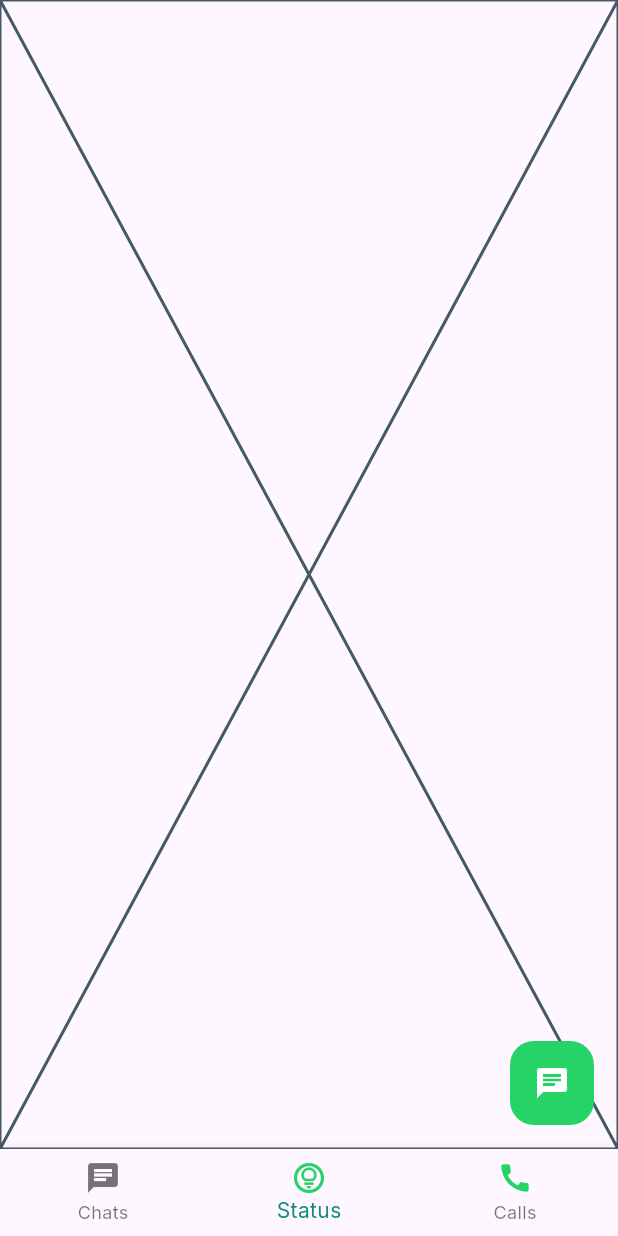
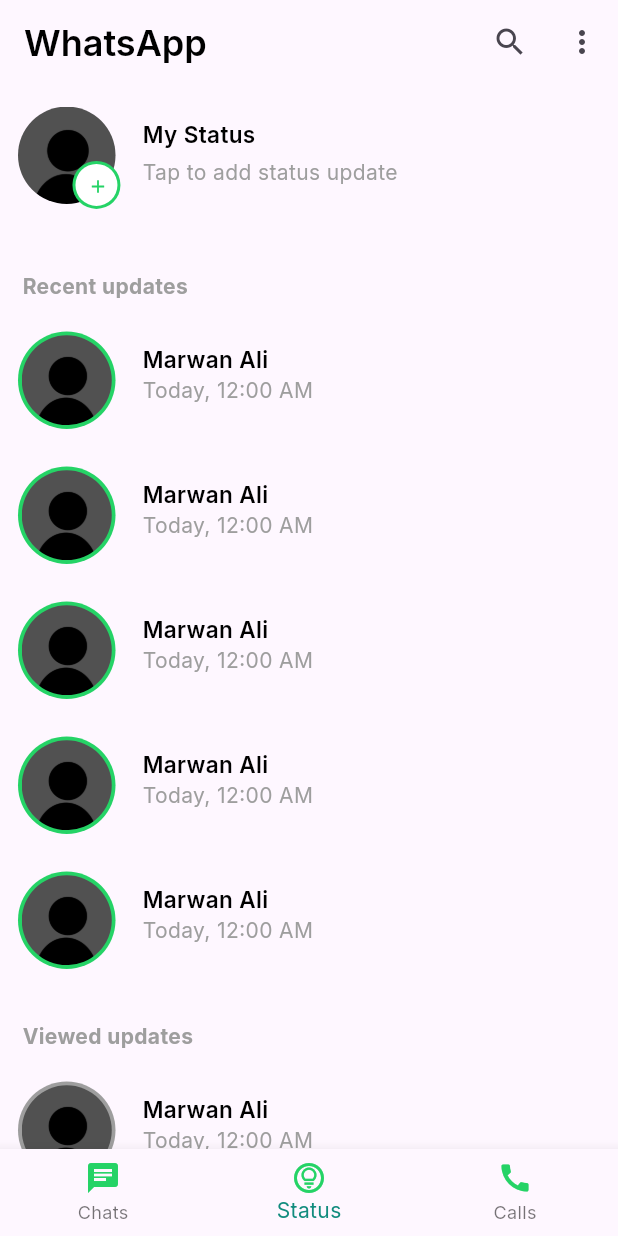
Before and after one commit to AshrafSholok/Chat_app, a Flutter app: the HomeView screen opened by its route, item 2 of the bottom bar chosen, on a phone screen of 412 x 824 dp. Run offline on Flutter 3.47's test engine with Material 3 defaults, Android fonts, the phone set to English and light mode, and no system bars; our stand-ins replace google_fonts.

Commit message:
complete status view

```diff
--- a/lib/core/constants/asset_icons.dart
+++ b/lib/core/constants/asset_icons.dart
@@ -5,7 +5,7 @@ class AssetIcons {
   static const Widget email = Icon(Icons.email);
   static const Widget lock = Icon(Icons.lock);
   static const Widget eye = Icon(Icons.remove_red_eye);
-  static const Widget chats = Icon(Icons.chat);
+  static const Widget chats = Icon(Icons.chat, color: ColorsApp.secondryColor);
   static const Widget status =
       Icon(Icons.lightbulb_circle_outlined, color: ColorsApp.secondryColor);
   static const Widget calls = Icon(Icons.call, color: ColorsApp.secondryColor);
--- a/lib/features/chats/presentation/views/chats_view.dart
+++ b/lib/features/chats/presentation/views/chats_view.dart
@@ -1,5 +1,6 @@
 import 'package:chat_app/core/constants/asset_icons.dart';
 import 'package:chat_app/core/routes/routes.dart';
+import 'package:chat_app/core/themes/colors_app.dart';
 import 'package:chat_app/core/themes/styles.dart';
 import 'package:chat_app/features/chats/presentation/views/widgets/chats_body.dart';
 import 'package:flutter/material.dart';
@@ -51,8 +52,10 @@ class ChatsView extends StatelessWidget {
       ),
       body: const ChatsBody(),
       floatingActionButton: FloatingActionButton(
+        backgroundColor: ColorsApp.secondryColor,
+        elevation: 0,
         onPressed: () {},
-        child: const Icon(Icons.message),
+        child: AssetIcons.newChat,
       ),
     );
   }
--- a/lib/features/home/presentation/views/home_view.dart
+++ b/lib/features/home/presentation/views/home_view.dart
@@ -50,12 +50,6 @@ class HomeViewState extends State<HomeView> {
         selectedItemColor: ColorsApp.primaryColor,
         onTap: _onItemTapped,
       ),
-      floatingActionButton: FloatingActionButton(
-        backgroundColor: ColorsApp.secondryColor,
-        elevation: 0,
-        onPressed: () {},
-        child: AssetIcons.newChat,
-      ),
     );
   }
 }
--- a/lib/features/status/presentation/views/status_view.dart
+++ b/lib/features/status/presentation/views/status_view.dart
@@ -1,3 +1,6 @@
+import 'package:chat_app/core/constants/asset_icons.dart';
+import 'package:chat_app/core/themes/styles.dart';
+import 'package:chat_app/features/status/presentation/views/widgets/status_body.dart';
 import 'package:flutter/material.dart';
 
 class StatusView extends StatelessWidget {
@@ -5,6 +8,28 @@ class StatusView extends StatelessWidget {
 
   @override
   Widget build(BuildContext context) {
-    return const Placeholder();
+    return Scaffold(
+      appBar: AppBar(
+        automaticallyImplyLeading: false,
+        title: Text(
+          'WhatsApp',
+          style: Styles.textStyle24,
+        ),
+        actions: [
+          const SizedBox(
+            width: 12,
+          ),
+          IconButton(
+            icon: AssetIcons.search,
+            onPressed: () {},
+          ),
+          IconButton(
+            icon: AssetIcons.moreVert,
+            onPressed: () {},
+          ),
+        ],
+      ),
+      body: const StatusBody(),
+    );
   }
 }
--- /dev/null
+++ b/lib/features/status/presentation/views/widgets/my_status.dart
@@ -0,0 +1,46 @@
+import 'package:chat_app/core/themes/styles.dart';
+import 'package:chat_app/features/status/presentation/views/widgets/status_picture.dart';
+import 'package:flutter/material.dart';
+
+class MyStatus extends StatelessWidget {
+  const MyStatus({super.key});
+
+  @override
+  Widget build(BuildContext context) {
+    return SizedBox(
+      height: 90,
+      width: double.infinity,
+      child: Row(
+        crossAxisAlignment: CrossAxisAlignment.start,
+        children: [
+          const StatusPicture(),
+          const SizedBox(
+            width: 18,
+          ),
+          Column(
+            crossAxisAlignment: CrossAxisAlignment.start,
+            children: [
+              const SizedBox(
+                height: 8,
+              ),
+              Text(
+                'My Status',
+                style: Styles.textStyle24.copyWith(fontSize: 15),
+              ),
+              const SizedBox(
+                height: 5,
+              ),
+              const Text(
+                'Tap to add status update',
+                style: TextStyle(
+                  fontSize: 14,
+                  color: Colors.grey,
+                ),
+              ),
+            ],
+          ),
+        ],
+      ),
+    );
+  }
+}
--- /dev/null
+++ b/lib/features/status/presentation/views/widgets/recent_item.dart
@@ -0,0 +1,45 @@
+import 'package:chat_app/core/themes/styles.dart';
+import 'package:chat_app/features/status/presentation/views/widgets/recent_picture.dart';
+import 'package:flutter/material.dart';
+
+class RecentItem extends StatelessWidget {
+  const RecentItem({super.key, required this.name, required this.time});
+  final String name;
+  final String time;
+
+  @override
+  Widget build(BuildContext context) {
+    return SizedBox(
+      height: 90,
+      width: double.infinity,
+      child: Row(
+        crossAxisAlignment: CrossAxisAlignment.start,
+        children: [
+          const RecentPicture(),
+          const SizedBox(
+            width: 18,
+          ),
+          Column(
+            crossAxisAlignment: CrossAxisAlignment.start,
+            children: [
+              const SizedBox(
+                height: 8,
+              ),
+              Text(
+                name,
+                style: Styles.textStyle24.copyWith(fontSize: 15),
+              ),
+              Text(
+                time,
+                style: const TextStyle(
+                  fontSize: 14,
+                  color: Colors.grey,
+                ),
+              ),
+            ],
+          ),
+        ],
+      ),
+    );
+  }
+}
--- /dev/null
+++ b/lib/features/status/presentation/views/widgets/recent_picture.dart
@@ -0,0 +1,29 @@
+import 'package:chat_app/core/constants/asset_images.dart';
+import 'package:chat_app/core/themes/colors_app.dart';
+import 'package:flutter/material.dart';
+
+class RecentPicture extends StatelessWidget {
+  const RecentPicture({super.key});
+
+  @override
+  Widget build(BuildContext context) {
+    return Container(
+      width: 65,
+      height: 65,
+      decoration: const BoxDecoration(
+        shape: BoxShape.circle,
+        color: ColorsApp.secondryColor,
+      ),
+      child: Center(
+        child: Container(
+          width: 60,
+          height: 60,
+          decoration: const BoxDecoration(
+            shape: BoxShape.circle,
+            image: DecorationImage(image: AssetImage(AssetsImage.profile)),
+          ),
+        ),
+      ),
+    );
+  }
+}
--- /dev/null
+++ b/lib/features/status/presentation/views/widgets/recent_update.dart
@@ -0,0 +1,37 @@
+import 'package:chat_app/features/status/presentation/views/widgets/recent_item.dart';
+import 'package:flutter/material.dart';
+
+class RecentUpdate extends StatelessWidget {
+  const RecentUpdate({super.key});
+
+  @override
+  Widget build(BuildContext context) {
+    return const Column(
+      children: [
+        SizedBox(
+          height: 10,
+        ),
+        RecentItem(
+          name: 'Marwan Ali',
+          time: 'Today, 12:00 AM',
+        ),
+        RecentItem(
+          name: 'Marwan Ali',
+          time: 'Today, 12:00 AM',
+        ),
+        RecentItem(
+          name: 'Marwan Ali',
+          time: 'Today, 12:00 AM',
+        ),
+        RecentItem(
+          name: 'Marwan Ali',
+          time: 'Today, 12:00 AM',
+        ),
+        RecentItem(
+          name: 'Marwan Ali',
+          time: 'Today, 12:00 AM',
+        ),
+      ],
+    );
+  }
+}
--- /dev/null
+++ b/lib/features/status/presentation/views/widgets/status_body.dart
@@ -0,0 +1,54 @@
+import 'package:chat_app/features/status/presentation/views/widgets/my_status.dart';
+import 'package:chat_app/features/status/presentation/views/widgets/recent_update.dart';
+import 'package:chat_app/features/status/presentation/views/widgets/viewd_updates.dart';
+import 'package:flutter/material.dart';
+
+class StatusBody extends StatelessWidget {
+  const StatusBody({super.key});
+
+  @override
+  Widget build(BuildContext context) {
+    return const SingleChildScrollView(
+      child: Column(
+        crossAxisAlignment: CrossAxisAlignment.start,
+        children: [
+          Padding(
+            padding: EdgeInsets.only(left: 12, top: 15),
+            child: MyStatus(),
+          ),
+          SizedBox(
+            height: 10,
+          ),
+          Padding(
+            padding: EdgeInsets.only(left: 15, top: 10),
+            child: Text(
+              'Recent updates',
+              style: TextStyle(
+                  fontSize: 14,
+                  color: Colors.grey,
+                  fontWeight: FontWeight.bold),
+            ),
+          ),
+          Padding(
+            padding: EdgeInsets.only(left: 12, top: 10),
+            child: RecentUpdate(),
+          ),
+          Padding(
+            padding: EdgeInsets.only(left: 15, top: 10),
+            child: Text(
+              'Viewed updates',
+              style: TextStyle(
+                  fontSize: 14,
+                  color: Colors.grey,
+                  fontWeight: FontWeight.bold),
+            ),
+          ),
+          Padding(
+            padding: EdgeInsets.only(left: 12, top: 10),
+            child: ViewdUpdates(),
+          ),
+        ],
+      ),
+    );
+  }
+}
--- /dev/null
+++ b/lib/features/status/presentation/views/widgets/status_picture.dart
@@ -0,0 +1,48 @@
+import 'package:chat_app/core/constants/asset_images.dart';
+import 'package:chat_app/core/themes/colors_app.dart';
+import 'package:flutter/material.dart';
+
+class StatusPicture extends StatelessWidget {
+  const StatusPicture({super.key});
+
+  @override
+  Widget build(BuildContext context) {
+    return Container(
+      width: 65,
+      height: 65,
+      decoration: const BoxDecoration(
+          shape: BoxShape.circle,
+          image: DecorationImage(image: AssetImage(AssetsImage.profile))),
+      child: Align(
+        alignment: const Alignment(1.2, 1.2),
+        child: Container(
+          width: 32,
+          height: 32,
+          decoration: const BoxDecoration(
+            shape: BoxShape.circle,
+            color: ColorsApp.secondryColor,
+          ),
+          child: Center(
+            child: Container(
+              width: 28,
+              height: 28,
+              alignment: Alignment.centerLeft,
+              decoration: const BoxDecoration(
+                shape: BoxShape.circle,
+                color: Colors.white,
+              ),
+              child: IconButton(
+                onPressed: () {},
+                icon: const Icon(
+                  Icons.add,
+                  color: ColorsApp.secondryColor,
+                  size: 14,
+                ),
+              ),
+            ),
+          ),
+        ),
+      ),
+    );
+  }
+}
--- /dev/null
+++ b/lib/features/status/presentation/views/widgets/viewd_item.dart
@@ -0,0 +1,45 @@
+import 'package:chat_app/core/themes/styles.dart';
+import 'package:chat_app/features/status/presentation/views/widgets/viewed_picture.dart';
+import 'package:flutter/material.dart';
+
+class ViewdItem extends StatelessWidget {
+  const ViewdItem({super.key, required this.name, required this.time});
+  final String name;
+  final String time;
+
+  @override
+  Widget build(BuildContext context) {
+    return SizedBox(
+      height: 90,
+      width: double.infinity,
+      child: Row(
+        crossAxisAlignment: CrossAxisAlignment.start,
+        children: [
+          const ViewedPicture(),
+          const SizedBox(
+            width: 18,
+          ),
+          Column(
+            crossAxisAlignment: CrossAxisAlignment.start,
+            children: [
+              const SizedBox(
+                height: 8,
+              ),
+              Text(
+                name,
+                style: Styles.textStyle24.copyWith(fontSize: 15),
+              ),
+              Text(
+                time,
+                style: const TextStyle(
+                  fontSize: 14,
+                  color: Colors.grey,
+                ),
+              ),
+            ],
+          ),
+        ],
+      ),
+    );
+  }
+}
--- /dev/null
+++ b/lib/features/status/presentation/views/widgets/viewd_updates.dart
@@ -0,0 +1,25 @@
+import 'package:chat_app/features/status/presentation/views/widgets/viewd_item.dart';
+import 'package:flutter/material.dart';
+
+class ViewdUpdates extends StatelessWidget {
+  const ViewdUpdates({super.key});
+
+  @override
+  Widget build(BuildContext context) {
+    return const Column(
+      children: [
+        SizedBox(
+          height: 10,
+        ),
+        ViewdItem(
+          name: 'Marwan Ali',
+          time: 'Today, 12:00 AM',
+        ),
+        ViewdItem(
+          name: 'Marwan Ali',
+          time: 'Today, 12:00 AM',
+        ),
+      ],
+    );
+  }
+}
--- /dev/null
+++ b/lib/features/status/presentation/views/widgets/viewed_picture.dart
@@ -0,0 +1,28 @@
+import 'package:chat_app/core/constants/asset_images.dart';
+import 'package:flutter/material.dart';
+
+class ViewedPicture extends StatelessWidget {
+  const ViewedPicture({super.key});
+
+  @override
+  Widget build(BuildContext context) {
+    return Container(
+      width: 65,
+      height: 65,
+      decoration: const BoxDecoration(
+        shape: BoxShape.circle,
+        color: Colors.grey,
+      ),
+      child: Center(
+        child: Container(
+          width: 60,
+          height: 60,
+          decoration: const BoxDecoration(
+            shape: BoxShape.circle,
+            image: DecorationImage(image: AssetImage(AssetsImage.profile)),
+          ),
+        ),
+      ),
+    );
+  }
+}
```
